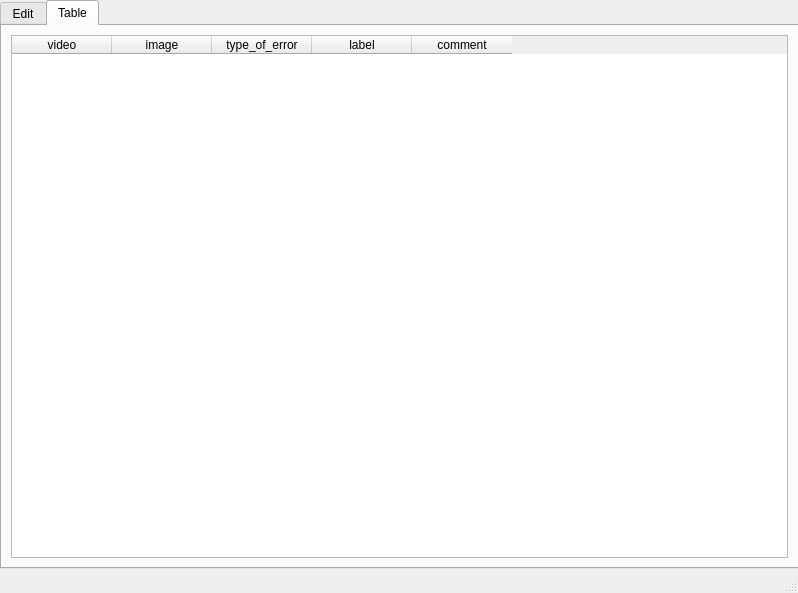
The window that templates/main.ui (gnsl318/Annual_program) describes before a commit, drawn with Qt 5.
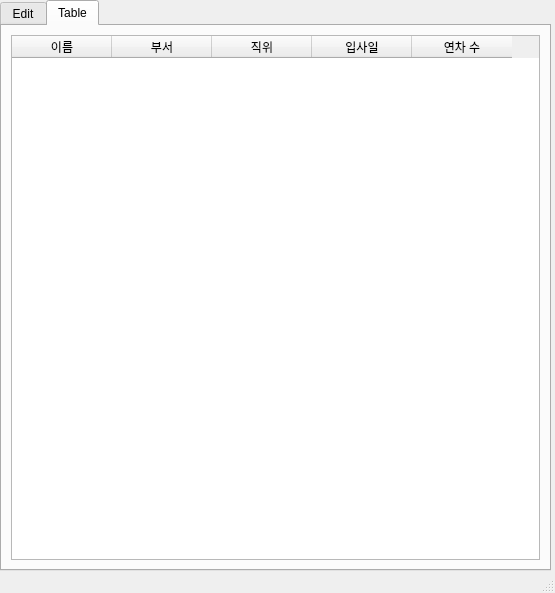
The same window after the commit. The open tabs and pages were chosen to show the change.

Commit message: make annual_table

```diff
--- a/templates/main.ui
+++ b/templates/main.ui
@@ -6,7 +6,7 @@
    <rect>
     <x>0</x>
     <y>0</y>
-    <width>798</width>
+    <width>555</width>
     <height>593</height>
    </rect>
   </property>
@@ -19,8 +19,8 @@
      <rect>
       <x>0</x>
       <y>0</y>
-      <width>799</width>
-      <height>569</height>
+      <width>551</width>
+      <height>571</height>
      </rect>
     </property>
     <property name="currentIndex">
@@ -195,27 +195,27 @@
        <widget class="QTableWidget" name="tableWidget">
         <column>
          <property name="text">
-          <string>video</string>
+          <string>이름</string>
          </property>
         </column>
         <column>
          <property name="text">
-          <string>image</string>
+          <string>부서</string>
          </property>
         </column>
         <column>
          <property name="text">
-          <string>type_of_error</string>
+          <string>직위</string>
          </property>
         </column>
         <column>
          <property name="text">
-          <string>label</string>
+          <string>입사일</string>
          </property>
         </column>
         <column>
          <property name="text">
-          <string>comment</string>
+          <string>연차 수</string>
          </property>
         </column>
        </widget>
```
Left out of the diff: 15 changed lines with no effect on the pictures. The commit also changes 1 other file.
